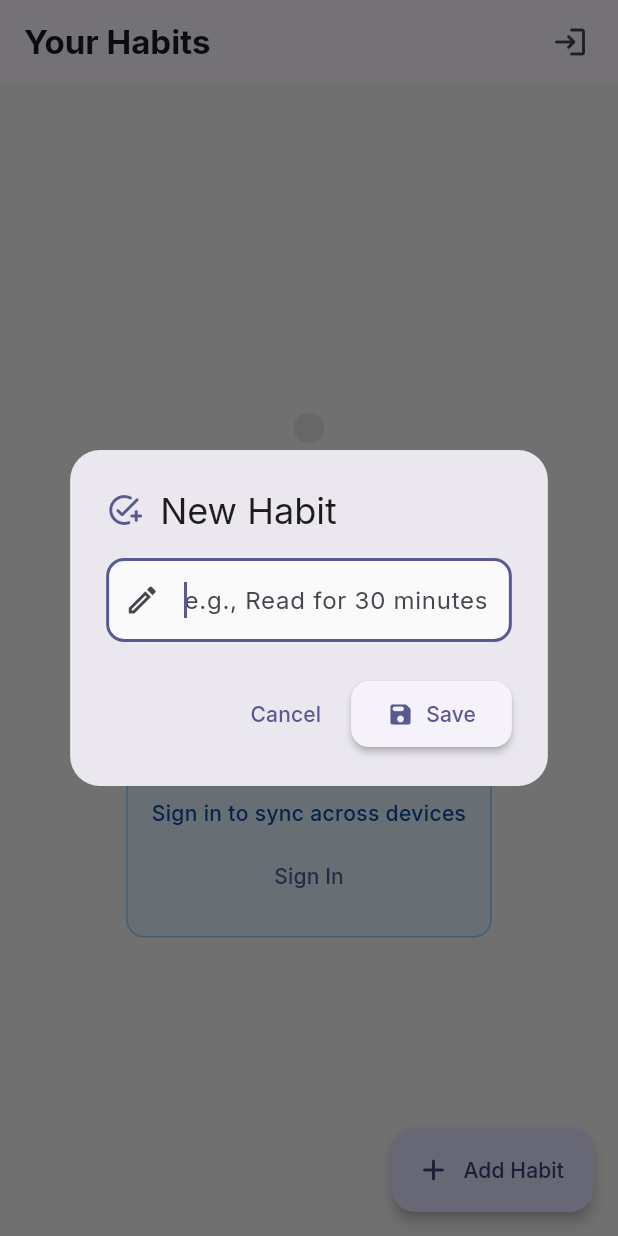
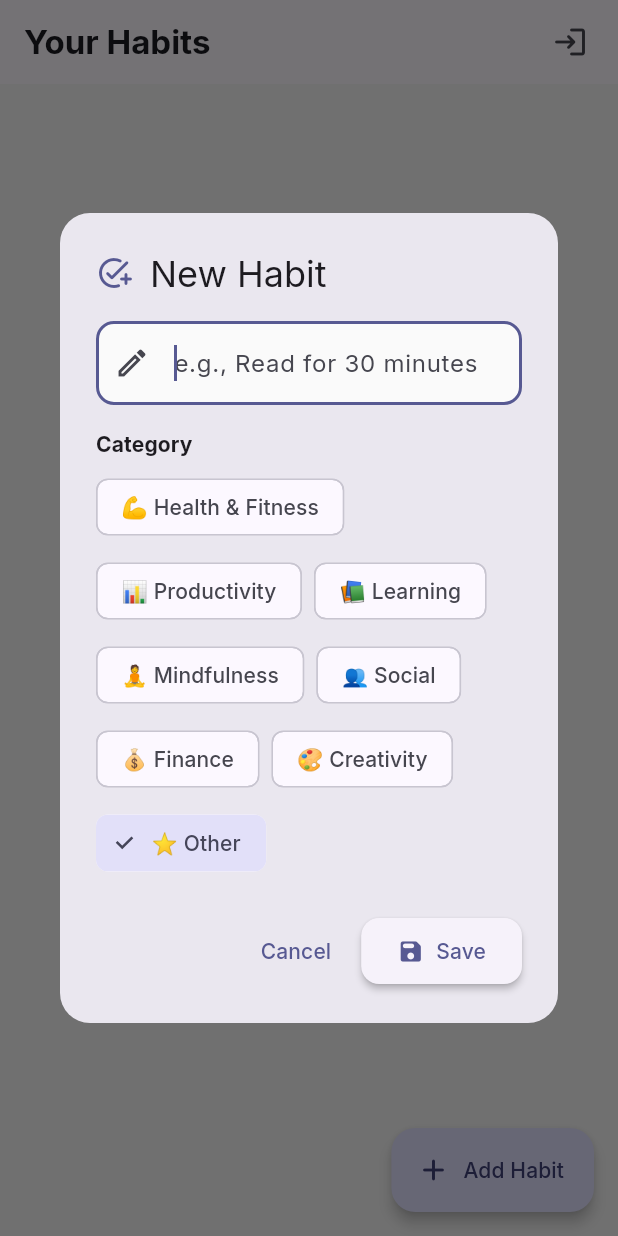
Before and after one commit to didierganthier/momentum, a Flutter app: the screen it shows after launch, after a tap on "Add Habit", on a phone screen of 412 x 824 dp. Run offline on Flutter 3.47's test engine with Material 3 defaults, Android fonts, the phone set to English and light mode, and no system bars; our stand-ins replace cloud_firestore, firebase_auth, firebase_core, flutter_animate, google_fonts, shared_preferences; accounts and stored records are empty.

Commit message:
Add habit category feature with filtering and emoji display

```diff
--- a/lib/models/habit.dart
+++ b/lib/models/habit.dart
@@ -1,14 +1,18 @@
+import 'habit_category.dart';
+
 class Habit {
   final String id;
   final String name;
   final int streak;
   final DateTime? lastCompleted;
+  final HabitCategory category;
 
   Habit({
     required this.id,
     required this.name,
     required this.streak,
     required this.lastCompleted,
+    this.category = HabitCategory.other,
   });
 
   Map<String, dynamic> toMap() {
@@ -16,6 +20,7 @@ class Habit {
       'name': name,
       'streak': streak,
       'lastCompleted': lastCompleted?.toIso8601String(),
+      'category': category.name,
     };
   }
 
@@ -28,6 +33,10 @@ class Habit {
       lastCompleted: map['lastCompleted'] != null
           ? DateTime.parse(map['lastCompleted'])
           : null,
+      category: HabitCategory.values.firstWhere(
+        (c) => c.name == map['category'],
+        orElse: () => HabitCategory.other,
+      ),
     );
   }
 
@@ -38,6 +47,7 @@ class Habit {
       'name': name,
       'streak': streak,
       'lastCompleted': lastCompleted?.toIso8601String(),
+      'category': category.name,
     };
   }
 
@@ -49,6 +59,10 @@ class Habit {
       lastCompleted: json['lastCompleted'] != null
           ? DateTime.parse(json['lastCompleted'])
           : null,
+      category: HabitCategory.values.firstWhere(
+        (c) => c.name == (json['category'] ?? 'other'),
+        orElse: () => HabitCategory.other,
+      ),
     );
   }
 }
--- /dev/null
+++ b/lib/models/habit_category.dart
@@ -0,0 +1,17 @@
+enum HabitCategory {
+  health('Health & Fitness', '💪'),
+  productivity('Productivity', '📊'),
+  learning('Learning', '📚'),
+  mindfulness('Mindfulness', '🧘'),
+  social('Social', '👥'),
+  finance('Finance', '💰'),
+  creativity('Creativity', '🎨'),
+  other('Other', '⭐');
+
+  final String label;
+  final String emoji;
+
+  const HabitCategory(this.label, this.emoji);
+
+  String get displayName => '$emoji $label';
+}
--- a/lib/services/habit_service.dart
+++ b/lib/services/habit_service.dart
@@ -1,6 +1,7 @@
 import 'package:cloud_firestore/cloud_firestore.dart';
 import 'package:firebase_auth/firebase_auth.dart';
 import '../models/habit.dart';
+import '../models/habit_category.dart';
 
 class HabitService {
   String get userId => FirebaseAuth.instance.currentUser!.uid;
@@ -20,19 +21,26 @@ class HabitService {
     });
   }
 
-  Future<void> createHabit(String name) async {
-    await _habitRef.add({'name': name, 'streak': 0, 'lastCompleted': null});
+  Future<void> createHabit(String name, HabitCategory category) async {
+    await _habitRef.add({
+      'name': name,
+      'streak': 0,
+      'lastCompleted': null,
+      'category': category.name,
+    });
   }
 
   Future<void> createHabitWithData(
     String name,
     int streak,
     DateTime? lastCompleted,
+    HabitCategory category,
   ) async {
     await _habitRef.add({
       'name': name,
       'streak': streak,
       'lastCompleted': lastCompleted?.toIso8601String(),
+      'category': category.name,
     });
   }
 
--- a/lib/viewmodels/habit_viewmodel.dart
+++ b/lib/viewmodels/habit_viewmodel.dart
@@ -1,5 +1,6 @@
 import 'package:flutter/widgets.dart';
 import '../models/habit.dart';
+import '../models/habit_category.dart';
 import '../services/habit_service.dart';
 import '../services/local_storage_service.dart';
 
@@ -9,8 +10,15 @@ class HabitViewModel extends ChangeNotifier {
 
   List<Habit> habits = [];
   bool _isLoggedIn = false;
+  HabitCategory? _selectedCategory;
 
   bool get isLoggedIn => _isLoggedIn;
+  HabitCategory? get selectedCategory => _selectedCategory;
+
+  List<Habit> get filteredHabits {
+    if (_selectedCategory == null) return habits;
+    return habits.where((h) => h.category == _selectedCategory).toList();
+  }
 
   HabitViewModel() {
     _loadHabits();
@@ -54,6 +62,7 @@ class HabitViewModel extends ChangeNotifier {
           habit.name,
           habit.streak,
           habit.lastCompleted,
+          habit.category,
         );
       }
 
@@ -62,15 +71,21 @@ class HabitViewModel extends ChangeNotifier {
     }
   }
 
-  Future<void> addHabit(String name) async {
+  void setCategory(HabitCategory? category) {
+    _selectedCategory = category;
+    notifyListeners();
+  }
+
+  Future<void> addHabit(String name, HabitCategory category) async {
     if (_isLoggedIn) {
-      await _firebaseService.createHabit(name);
+      await _firebaseService.createHabit(name, category);
     } else {
       final habit = Habit(
         id: DateTime.now().millisecondsSinceEpoch.toString(),
         name: name,
         streak: 0,
         lastCompleted: null,
+        category: category,
       );
       await _localStorage.addHabit(habit);
       await _loadLocalHabits();
@@ -101,6 +116,7 @@ class HabitViewModel extends ChangeNotifier {
         name: habit.name,
         streak: newStreak,
         lastCompleted: now,
+        category: habit.category,
       );
 
       await _localStorage.updateHabit(updatedHabit);
--- a/lib/views/home/home_view.dart
+++ b/lib/views/home/home_view.dart
@@ -5,6 +5,7 @@ import '../../viewmodels/auth_viewmodel.dart';
 import '../../widgets/habit_card.dart';
 import '../../widgets/stats_card.dart';
 import '../auth/login_view.dart';
+import '../../models/habit_category.dart';
 
 class HomeView extends StatefulWidget {
   const HomeView({super.key});
@@ -256,6 +257,34 @@ class _HomeViewState extends State<HomeView>
                     ),
                   ),
                 ),
+                // Category filter
+                SliverToBoxAdapter(
+                  child: Container(
+                    padding: const EdgeInsets.symmetric(horizontal: 16),
+                    height: 50,
+                    child: ListView(
+                      scrollDirection: Axis.horizontal,
+                      children: [
+                        FilterChip(
+                          label: const Text('All'),
+                          selected: habitsVm.selectedCategory == null,
+                          onSelected: (_) => habitsVm.setCategory(null),
+                        ),
+                        const SizedBox(width: 8),
+                        ...HabitCategory.values.map((category) {
+                          return Padding(
+                            padding: const EdgeInsets.only(right: 8),
+                            child: FilterChip(
+                              label: Text(category.displayName),
+                              selected: habitsVm.selectedCategory == category,
+                              onSelected: (_) => habitsVm.setCategory(category),
+                            ),
+                          );
+                        }),
+                      ],
+                    ),
+                  ),
+                ),
                 // Habits list
                 SliverToBoxAdapter(
                   child: Padding(
@@ -272,6 +301,7 @@ class _HomeViewState extends State<HomeView>
                   padding: const EdgeInsets.all(16),
                   sliver: SliverList(
                     delegate: SliverChildBuilderDelegate((context, i) {
+                      final filteredList = habitsVm.filteredHabits;
                       return TweenAnimationBuilder<double>(
                         tween: Tween(begin: 0.0, end: 1.0),
                         duration: Duration(milliseconds: 300 + (i * 100)),
@@ -282,9 +312,9 @@ class _HomeViewState extends State<HomeView>
                             child: Opacity(opacity: value, child: child),
                           );
                         },
-                        child: HabitCard(habit: habits[i]),
+                        child: HabitCard(habit: filteredList[i]),
                       );
-                    }, childCount: habits.length),
+                    }, childCount: habitsVm.filteredHabits.length),
                   ),
                 ),
               ],
@@ -308,21 +338,32 @@ class _HomeViewState extends State<HomeView>
   ) async {
     final controller = TextEditingController();
     final formKey = GlobalKey<FormState>();
+    HabitCategory selectedCategory = HabitCategory.other;
 
     await showDialog(
       context: context,
-      builder: (dialogContext) => AlertDialog(
-        shape: RoundedRectangleBorder(borderRadius: BorderRadius.circular(20)),
+      builder: (dialogContext) => StatefulBuilder(
+        builder: (context, setState) => AlertDialog(
+          shape: RoundedRectangleBorder(
+            borderRadius: BorderRadius.circular(20),
+          ),
           title: Row(
             children: [
-            Icon(Icons.add_task_rounded, color: Theme.of(context).primaryColor),
+              Icon(
+                Icons.add_task_rounded,
+                color: Theme.of(context).primaryColor,
+              ),
               const SizedBox(width: 12),
               const Text("New Habit"),
             ],
           ),
           content: Form(
             key: formKey,
-          child: TextFormField(
+            child: Column(
+              mainAxisSize: MainAxisSize.min,
+              crossAxisAlignment: CrossAxisAlignment.start,
+              children: [
+                TextFormField(
                   controller: controller,
                   autofocus: true,
                   decoration: InputDecoration(
@@ -341,6 +382,32 @@ class _HomeViewState extends State<HomeView>
                     return null;
                   },
                 ),
+                const SizedBox(height: 16),
+                Text(
+                  'Category',
+                  style: Theme.of(
+                    context,
+                  ).textTheme.titleSmall?.copyWith(fontWeight: FontWeight.bold),
+                ),
+                const SizedBox(height: 8),
+                Wrap(
+                  spacing: 8,
+                  runSpacing: 8,
+                  children: HabitCategory.values.map((category) {
+                    final isSelected = selectedCategory == category;
+                    return ChoiceChip(
+                      label: Text(category.displayName),
+                      selected: isSelected,
+                      onSelected: (selected) {
+                        setState(() {
+                          selectedCategory = category;
+                        });
+                      },
+                    );
+                  }).toList(),
+                ),
+              ],
+            ),
           ),
           actions: [
             TextButton(
@@ -350,7 +417,7 @@ class _HomeViewState extends State<HomeView>
             ElevatedButton.icon(
               onPressed: () {
                 if (formKey.currentState!.validate()) {
-                habitsVm.addHabit(controller.text.trim());
+                  habitsVm.addHabit(controller.text.trim(), selectedCategory);
                   Navigator.pop(dialogContext);
                   ScaffoldMessenger.of(context).showSnackBar(
                     SnackBar(
@@ -375,6 +442,7 @@ class _HomeViewState extends State<HomeView>
             ),
           ],
         ),
+      ),
     );
   }
 
--- a/lib/widgets/habit_card.dart
+++ b/lib/widgets/habit_card.dart
@@ -127,12 +127,23 @@ class _HabitCardState extends State<HabitCard>
                   child: Column(
                     crossAxisAlignment: CrossAxisAlignment.start,
                     children: [
+                      Row(
+                        children: [
                           Text(
+                            widget.habit.category.emoji,
+                            style: const TextStyle(fontSize: 16),
+                          ),
+                          const SizedBox(width: 8),
+                          Expanded(
+                            child: Text(
                               widget.habit.name,
                               style: Theme.of(context).textTheme.titleMedium
                                   ?.copyWith(fontWeight: FontWeight.bold),
                               maxLines: 2,
                               overflow: TextOverflow.ellipsis,
+                            ),
+                          ),
+                        ],
                       ),
                       const SizedBox(height: 4),
                       Row(
```
Lines whose indentation alone changed are shown as unchanged.
